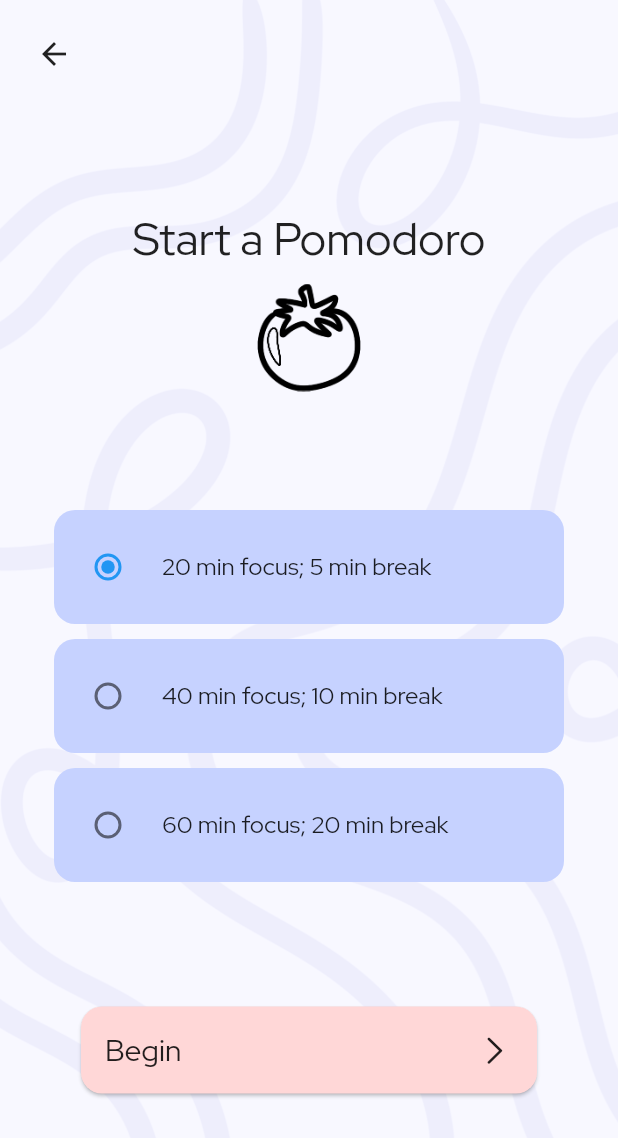
After one commit to simrat39/StudyBuddy, a Flutter app: the screen it shows after launch, after a tap on "Start a pomodoro", on a phone screen of 412 x 824 dp. The commit adds this screen. Shown: the top 1138 px of the screen. Run offline on Flutter 3.47's test engine with Material 2 defaults, Android fonts, the phone set to English and light mode, and no system bars; our stand-ins replace flutter_riverpod.

Commit message:
feat: Add pomodoro select screen

```diff
--- a/lib/home_page.dart
+++ b/lib/home_page.dart
@@ -1,5 +1,6 @@
 import 'package:flutter/material.dart';
 import 'package:study_app/invite_homies/invite_homies_page.dart';
+import 'package:study_app/pmd_select/pmd_select_page.dart';
 import 'package:study_app/time_select/time_select_page.dart';
 import 'package:study_app/timer_page.dart';
 
@@ -183,6 +184,7 @@ class HomePageState extends State<HomePage> {
                   child: Card(
                     color: const Color(0xffFFE0C3),
                     child: InkWell(
+                      borderRadius: BorderRadius.circular(14),
                       onTap: () => {
                         Navigator.of(context).push(
                           MaterialPageRoute(
@@ -226,8 +228,29 @@ class HomePageState extends State<HomePage> {
                     ),
                   ),
                 ),
-                Card(
+                Material(
+                  type: MaterialType.transparency,
+                  child: Card(
                     color: const Color(0xffFFD7D7),
+                    child: InkWell(
+                      borderRadius: BorderRadius.circular(14),
+                      onTap: () => {
+                        Navigator.of(context).push(
+                          MaterialPageRoute(
+                            builder: (_) => PmdSelectPage(
+                              callback: (p) {
+                                /* Navigator.of(context).push( */
+                                /*   MaterialPageRoute( */
+                                /*     builder: (context) => PmdSelectPage( */
+                                /*       timerStateChangeNotifier: p, */
+                                /*     ), */
+                                /*   ), */
+                                /* ); */
+                              },
+                            ),
+                          ),
+                        )
+                      },
                       child: Container(
                         padding: const EdgeInsets.symmetric(
                           horizontal: 12.0,
@@ -252,6 +275,8 @@ class HomePageState extends State<HomePage> {
                         ),
                       ),
                     ),
+                  ),
+                ),
               ],
             ),
           ),
--- /dev/null
+++ b/lib/models/pmd_data.dart
@@ -0,0 +1,14 @@
+class PmdData {
+  final int focusTime;
+  final int breakTime;
+
+  PmdData(this.focusTime, this.breakTime);
+
+  @override
+  int get hashCode => Object.hash(focusTime, breakTime);
+
+  @override
+  bool operator ==(covariant PmdData other) {
+    return other.focusTime == focusTime && other.breakTime == breakTime;
+  }
+}
--- /dev/null
+++ b/lib/pmd_select/pmd_select_page.dart
@@ -0,0 +1,211 @@
+import 'package:flutter/cupertino.dart';
+import 'package:flutter/material.dart';
+import 'package:flutter_riverpod/flutter_riverpod.dart';
+import 'package:study_app/models/pmd_data.dart';
+import 'package:study_app/providers/timer_state_provider.dart';
+
+class PmdSelectPage extends StatefulWidget {
+  const PmdSelectPage({
+    Key? key,
+    required this.callback,
+  }) : super(key: key);
+
+  final Function(ChangeNotifierProvider<TimerStateProvider>) callback;
+
+  @override
+  State<PmdSelectPage> createState() => _PmdSelectPageState();
+}
+
+class _PmdSelectPageState extends State<PmdSelectPage> {
+  late PmdData _data;
+
+  @override
+  void initState() {
+    super.initState();
+    _data = PmdData(20, 5);
+  }
+
+  @override
+  Widget build(BuildContext context) {
+    return SafeArea(
+      child: Scaffold(
+        body: Container(
+          decoration: const BoxDecoration(
+            image: DecorationImage(
+              image: AssetImage("assets/bg.png"),
+              fit: BoxFit.cover,
+            ),
+          ),
+          child: Padding(
+            padding:
+                const EdgeInsets.symmetric(horizontal: 12.0, vertical: 12.0),
+            child: Column(
+              crossAxisAlignment: CrossAxisAlignment.start,
+              children: [
+                IconButton(
+                  onPressed: () {
+                    Navigator.of(context).pop();
+                  },
+                  icon: const Icon(
+                    Icons.arrow_back,
+                  ),
+                ),
+                Expanded(
+                  child: Center(
+                    child: Padding(
+                      padding: const EdgeInsets.symmetric(horizontal: 24.0),
+                      child: Column(
+                        mainAxisAlignment: MainAxisAlignment.spaceEvenly,
+                        children: [
+                          Column(
+                            children: [
+                              Text(
+                                "Start a Pomodoro",
+                                style: Theme.of(context)
+                                    .textTheme
+                                    .titleLarge
+                                    ?.copyWith(
+                                      fontSize: 30,
+                                    ),
+                              ),
+                              const SizedBox(
+                                height: 10,
+                              ),
+                              Image.asset(
+                                "assets/tomato_black.png",
+                                height: 72,
+                                width: 72,
+                              ),
+                            ],
+                          ),
+                          Column(
+                            children: [
+                              Container(
+                                padding: const EdgeInsets.symmetric(
+                                  vertical: 10,
+                                ),
+                                decoration: BoxDecoration(
+                                  color: const Color(0xffC6D2FF),
+                                  borderRadius: BorderRadius.circular(
+                                    14,
+                                  ),
+                                ),
+                                child: RadioListTile<PmdData>(
+                                  title:
+                                      const Text('20 min focus; 5 min break'),
+                                  value: PmdData(20, 5),
+                                  groupValue: _data,
+                                  onChanged: (var value) {
+                                    setState(() {
+                                      _data = value!;
+                                    });
+                                  },
+                                ),
+                              ),
+                              const SizedBox(
+                                height: 10,
+                              ),
+                              Container(
+                                padding: const EdgeInsets.symmetric(
+                                  vertical: 10,
+                                ),
+                                decoration: BoxDecoration(
+                                  color: const Color(0xffC6D2FF),
+                                  borderRadius: BorderRadius.circular(
+                                    14,
+                                  ),
+                                ),
+                                child: RadioListTile<PmdData>(
+                                  title:
+                                      const Text('40 min focus; 10 min break'),
+                                  value: PmdData(40, 10),
+                                  groupValue: _data,
+                                  onChanged: (var value) {
+                                    setState(() {
+                                      _data = value!;
+                                    });
+                                  },
+                                ),
+                              ),
+                              const SizedBox(
+                                height: 10,
+                              ),
+                              Container(
+                                padding: const EdgeInsets.symmetric(
+                                  vertical: 10,
+                                ),
+                                decoration: BoxDecoration(
+                                  color: const Color(0xffC6D2FF),
+                                  borderRadius: BorderRadius.circular(
+                                    14,
+                                  ),
+                                ),
+                                child: RadioListTile<PmdData>(
+                                  title:
+                                      const Text('60 min focus; 20 min break'),
+                                  value: PmdData(60, 20),
+                                  groupValue: _data,
+                                  onChanged: (var value) {
+                                    setState(() {
+                                      _data = value!;
+                                    });
+                                  },
+                                ),
+                              ),
+                            ],
+                          ),
+                          Padding(
+                            padding:
+                                const EdgeInsets.symmetric(horizontal: 14.0),
+                            child: Material(
+                              type: MaterialType.transparency,
+                              child: Card(
+                                color: const Color(0xffFFD7D7),
+                                child: InkWell(
+                                  borderRadius: BorderRadius.circular(12),
+                                  onTap: () {
+                                    /* int minutes = */
+                                    /*     int.parse(_controller.value.text); */
+                                    /* ChangeNotifierProvider<TimerStateProvider> */
+                                    /*     provider = ChangeNotifierProvider( */
+                                    /*   (_) => TimerStateProvider( */
+                                    /*     duration: Duration(minutes: minutes), */
+                                    /*   ), */
+                                    /* ); */
+                                    /* widget.callback(provider); */
+                                  },
+                                  child: Container(
+                                    padding: const EdgeInsets.symmetric(
+                                      horizontal: 16.0,
+                                      vertical: 16.0,
+                                    ),
+                                    child: Row(
+                                      children: [
+                                        Text("Begin",
+                                            style: Theme.of(context)
+                                                .textTheme
+                                                .titleLarge),
+                                        const Spacer(),
+                                        const Icon(
+                                          CupertinoIcons.chevron_right,
+                                        ),
+                                      ],
+                                    ),
+                                  ),
+                                ),
+                              ),
+                            ),
+                          ),
+                        ],
+                      ),
+                    ),
+                  ),
+                ),
+              ],
+            ),
+          ),
+        ),
+      ),
+    );
+  }
+}
```
Lines whose indentation alone changed are shown as unchanged.
